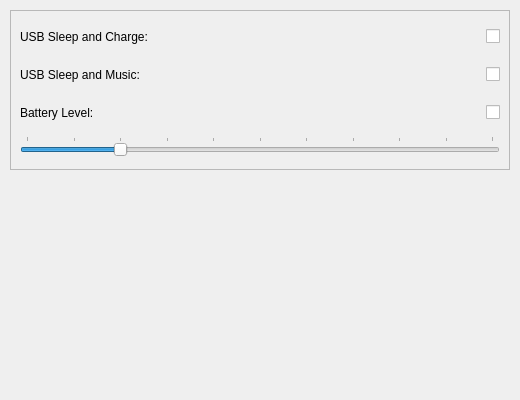
First picture: the form in src/kcm/sleeputils.ui, repository jfmcarreira/ktoshiba, before the edit.
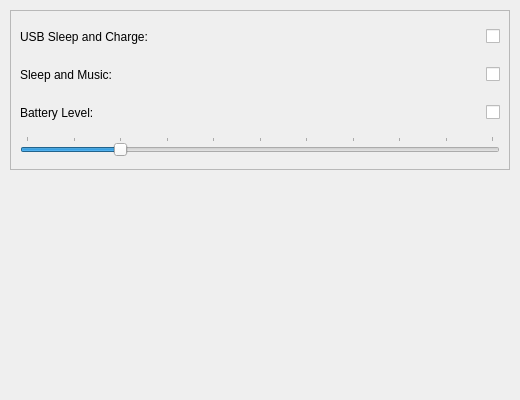
Second picture: the form after the edit.

```diff
--- a/src/kcm/sleeputils.ui
+++ b/src/kcm/sleeputils.ui
@@ -78,7 +78,7 @@
           </size>
          </property>
          <property name="text">
-          <string>USB Sleep and Music:</string>
+          <string>Sleep and Music:</string>
          </property>
          <property name="buddy">
           <cstring>sleep_music_checkbox</cstring>
```
Left out of the diff: 30 changed lines with no effect on the pictures.
